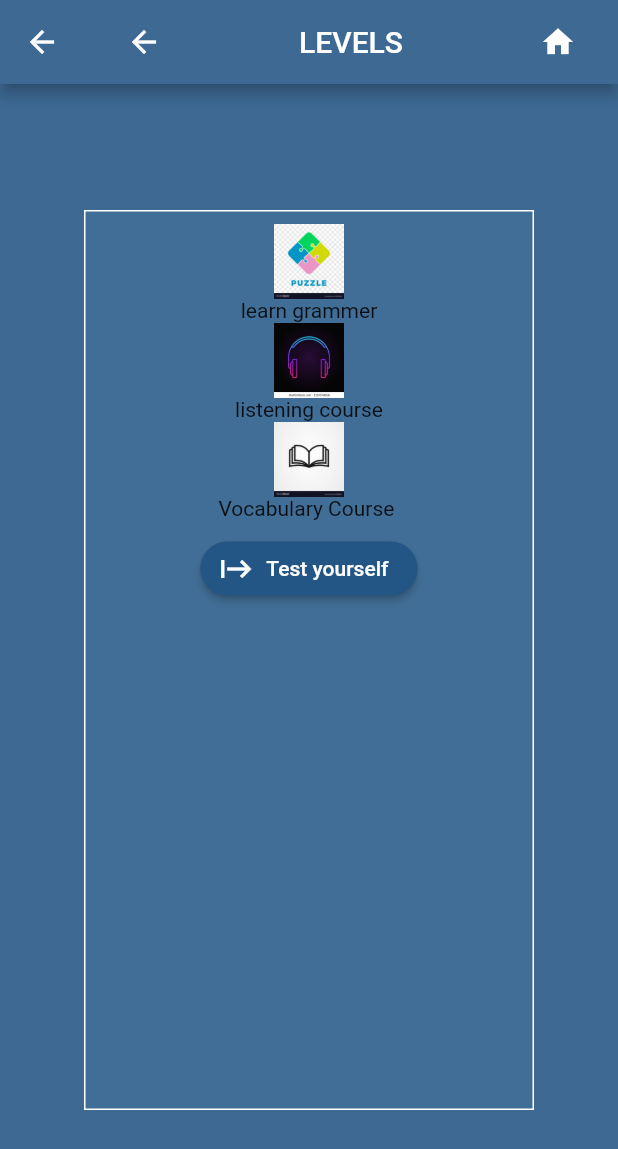
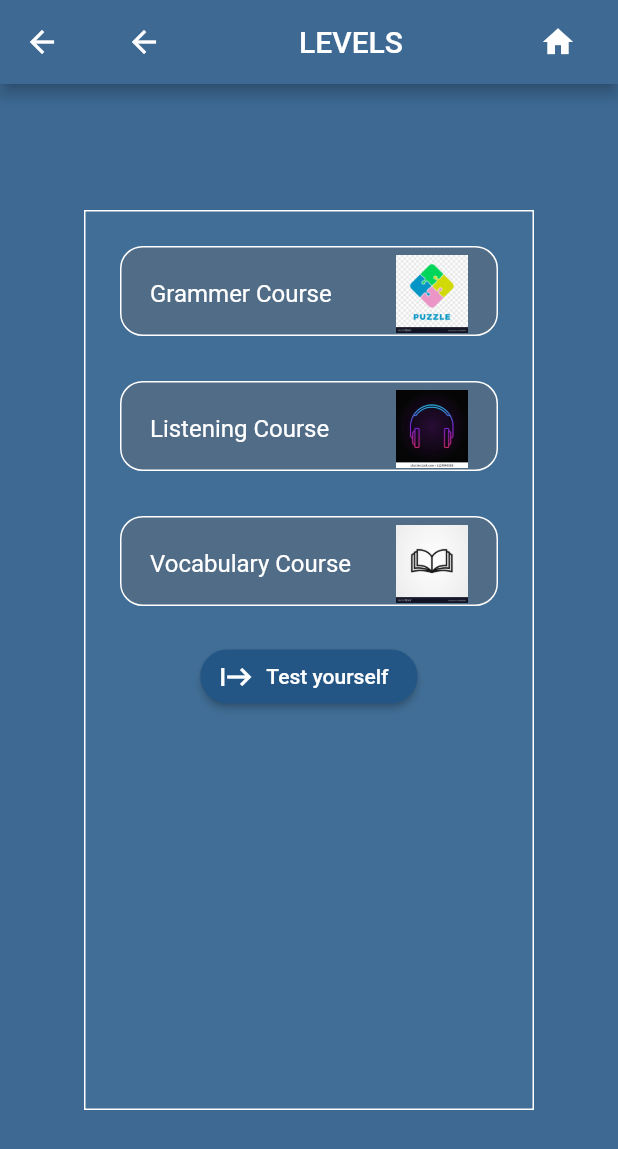
Before and after one commit to Nizar-Sweiss/Lab_11, a Flutter app: the Tobics screen opened by its route, on a phone screen of 412 x 824 dp. Shown: the top 1149 px of the screen. Run offline on Flutter 3.47's test engine with Material 2 defaults, Android fonts, the phone set to English and light mode, and no system bars; our stand-ins replace audioplayers, google_fonts, rounded_loading_button, youtube_player_flutter; network calls fail.

Commit message:
Topics Screen fixed

```diff
--- a/main/lib/Components/TobicsWidget.dart
+++ b/main/lib/Components/TobicsWidget.dart
@@ -1,25 +1,23 @@
 import 'package:flutter/material.dart';
+import 'package:lab011/Components/words%20_and%20_pictures.dart';
 
 class Tobicsw extends StatelessWidget {
-  Tobicsw({required this.title, required this.imageurl, required this.myRout});
+  Tobicsw({required this.title, required this.imageUrl, required this.myRout});
   String? title;
-  String? imageurl;
+  String? imageUrl;
   String? myRout;
   @override
   Widget build(BuildContext context) {
     return Column(
       children: [
         GestureDetector(
-          onTap: () {
-            Navigator.popAndPushNamed(context, "$myRout");
-          },
-          child: Container(
-            width: 50,
-            height: 50,
-            child: Image.asset("$imageurl"),
-          ),
-        ),
-        Text("$title")
+            onTap: () {
+              Navigator.popAndPushNamed(context, "$myRout");
+            },
+            child: WordAndPicture(
+              imgPath: '$imageUrl',
+              imgTitle: "$title",
+            )),
       ],
     );
   }
--- a/main/lib/Screens/Tobics.dart
+++ b/main/lib/Screens/Tobics.dart
@@ -47,18 +47,18 @@ class Tobics extends StatelessWidget {
                   mainAxisAlignment: MainAxisAlignment.spaceAround,
                   children: [
                     Tobicsw(
-                      title: "learn grammer",
-                      imageurl: "images/1.webp",
+                      title: "Grammer Course",
+                      imageUrl: "images/1.webp",
                       myRout: 'Grammar_Course',
                     ),
                     Tobicsw(
-                      title: "listening course",
-                      imageurl: "images/2.webp",
+                      title: "Listening Course",
+                      imageUrl: "images/2.webp",
                       myRout: 'Listening_Course',
                     ),
                     Tobicsw(
                       title: "Vocabulary Course ",
-                      imageurl: "images/3.jpg",
+                      imageUrl: "images/3.jpg",
                       myRout: 'Vocabulary_Course',
                     )
                   ],
```
